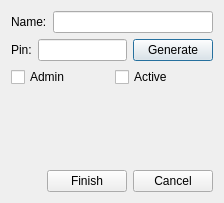
Above: Source/Time-Track/employeeeditform.ui from joshuawootonn/time-track before the change. Below: the same form after it.
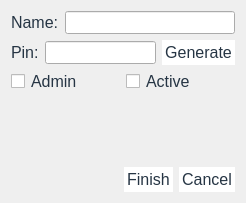
That is the form after the change.

Commit message: finish employeeedit, begin item edit

```diff
--- a/Source/Time-Track/employeeeditform.ui
+++ b/Source/Time-Track/employeeeditform.ui
@@ -6,13 +6,107 @@
    <rect>
     <x>0</x>
     <y>0</y>
-    <width>224</width>
+    <width>246</width>
     <height>203</height>
    </rect>
   </property>
   <property name="windowTitle">
    <string>Dialog</string>
   </property>
+  <property name="styleSheet">
+   <string notr="true">QWidget#ClockoutForm{
+
+background-color:#E5EAE7;
+}
+*{
+font-family:&quot;Calibri&quot;;
+font-size: 16px;
+color:#263544;
+}
+
+
+
+QStackedWidget{
+margin:0px;
+padding:0px;
+}
+
+
+QWidget{
+
+margin:0px;
+padding:0px;
+}
+QWidget#bigwidger{
+background-color:#E5EAE7;
+border:none;
+}
+
+
+
+QTableWidget{
+border:none;
+}
+QTextEdit{
+border:none;
+}
+
+
+QPushButton{
+padding:3px;
+border:none;
+background-color:#FFFFFF;
+}
+QPushButton:hover:!pressed{
+background-color:#F4F9F6;
+}
+
+
+QDateTimeEdit{
+border:none;
+background-color:#FFFFFF;
+}
+QDateEditTime:hover{
+border:none;
+background-color:#F4F9F6;
+}
+QDateEditTime::drop-down{
+border:none;
+}
+
+
+QComboBox{
+border:none;
+background-color:#FFFFFF;
+}
+QComboBox:hover {
+background-color:#F4F9F6;
+}
+QComboBox:drop-down{
+border:none;
+}
+
+
+QRadioButton{
+padding:0px;
+margin:0px;
+}
+
+
+QGroupBox {
+    border: 0px solid gray;
+	
+    margin-top: 0.5em;
+	margin-right:0px;
+	margin-left:0px;
+}
+QGroupBox::title {
+    subcontrol-origin: margin;
+    left: 10px;
+    padding: 0 3px 0 3px;
+}
+</string>
+  </property>
   <layout class="QVBoxLayout" name="verticalLayout">
    <item>
     <layout class="QHBoxLayout" name="horizontalLayout">
```
The commit also changes 154 other files.
